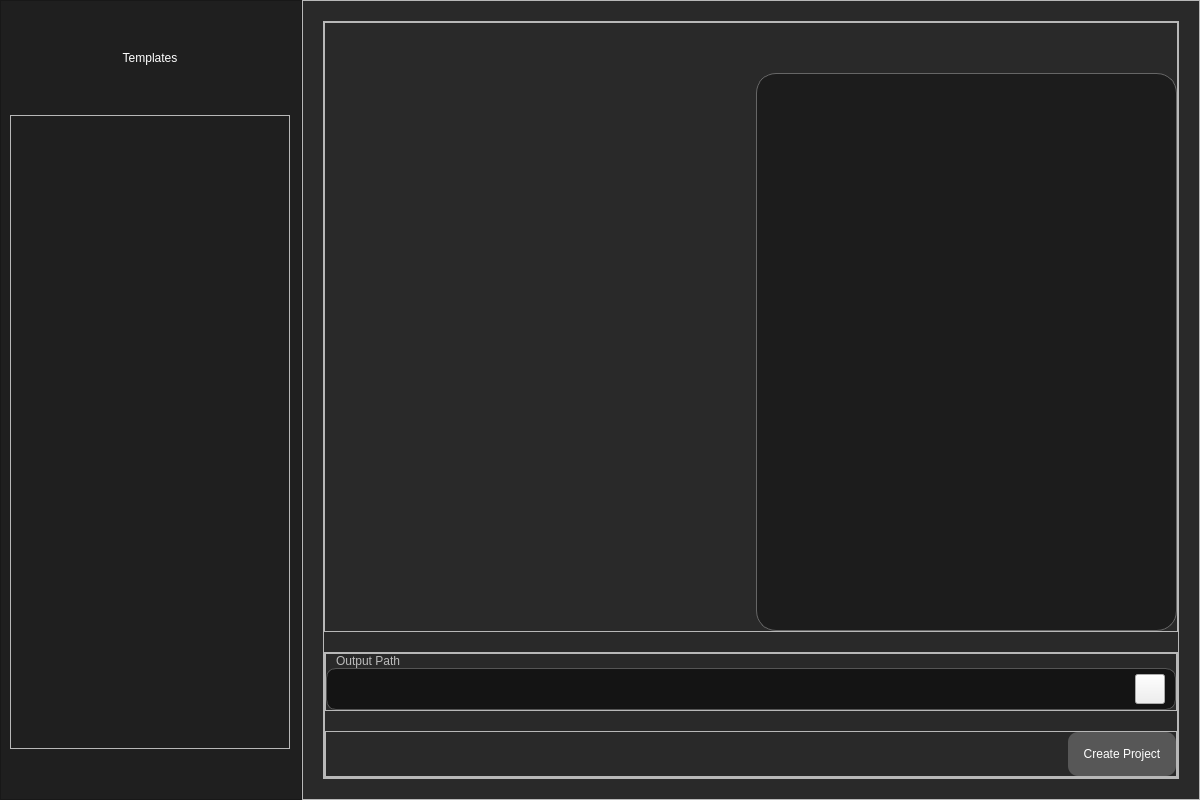
KrazyManJ/templatoron, file app/design/main_window.ui: the form before one commit.
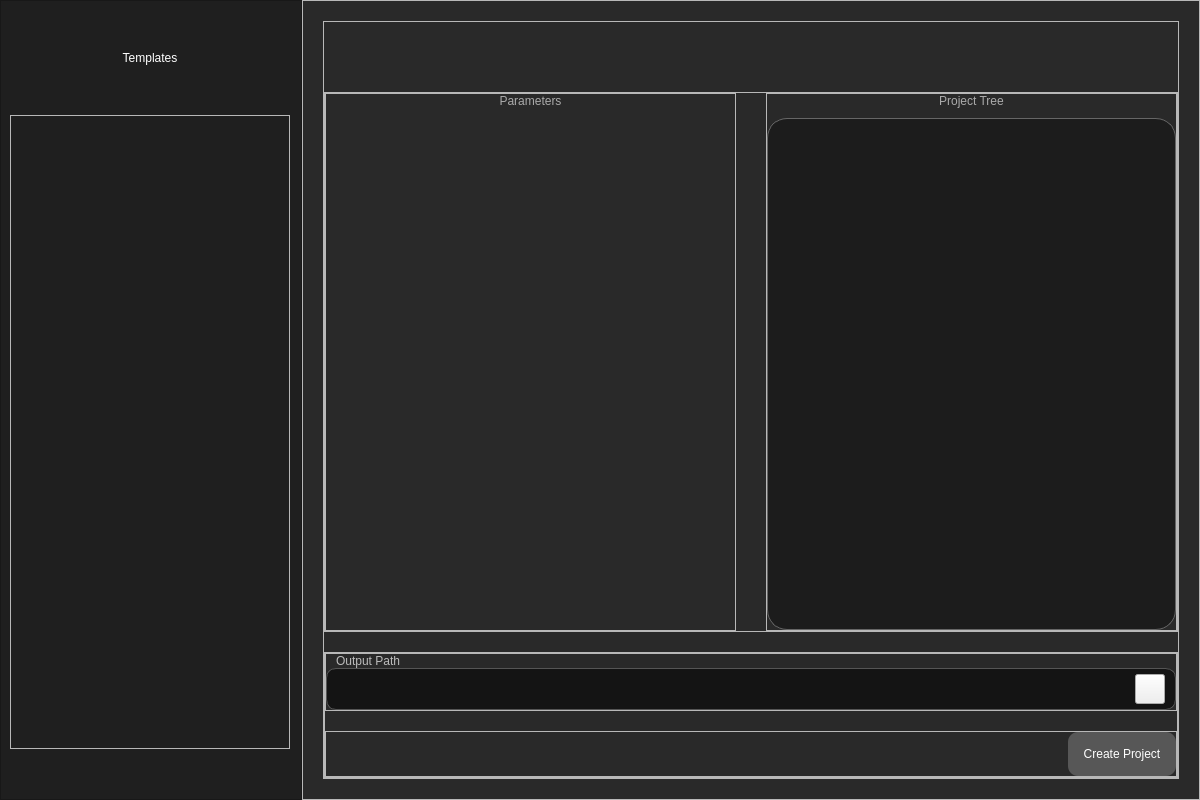
The form after the commit. Icons and pictures are not drawn.

```diff
--- a/app/design/main_window.ui
+++ b/app/design/main_window.ui
@@ -136,6 +136,10 @@
 #VariableListContent {
 	background: transparent;
 	border: none;
+}
+#DirectoryDisplayLabel, #VariableListLabel{
+	font: 13pt &quot;Inter&quot;;
+	color: #aaa;
 }</string>
   </property>
   <layout class="QHBoxLayout" name="horizontalLayout">
@@ -280,7 +284,7 @@
           <number>0</number>
          </property>
          <property name="topMargin">
-          <number>0</number>
+          <number>70</number>
          </property>
          <property name="rightMargin">
           <number>0</number>
@@ -296,7 +300,31 @@
            <property name="frameShadow">
             <enum>QFrame::Raised</enum>
            </property>
-           <layout class="QHBoxLayout" name="horizontalLayout_4" stretch="1,1">
+           <layout class="QHBoxLayout" name="horizontalLayout_4" stretch="0,0">
+            <property name="spacing">
+             <number>30</number>
+            </property>
+            <property name="leftMargin">
+             <number>0</number>
+            </property>
+            <property name="topMargin">
+             <number>0</number>
+            </property>
+            <property name="rightMargin">
+             <number>0</number>
+            </property>
+            <property name="bottomMargin">
+             <number>0</number>
+            </property>
+            <item>
+             <widget class="QFrame" name="VariableListHolder">
+              <property name="frameShape">
+               <enum>QFrame::StyledPanel</enum>
+              </property>
+              <property name="frameShadow">
+               <enum>QFrame::Raised</enum>
+              </property>
+              <layout class="QVBoxLayout" name="verticalLayout_9">
             <property name="spacing">
              <number>10</number>
             </property>
@@ -304,7 +332,7 @@
              <number>0</number>
             </property>
             <property name="topMargin">
-             <number>50</number>
+                <number>0</number>
             </property>
             <property name="rightMargin">
              <number>0</number>
@@ -312,6 +340,16 @@
             <property name="bottomMargin">
              <number>0</number>
             </property>
+               <item>
+                <widget class="QLabel" name="VariableListLabel">
+                 <property name="text">
+                  <string>Parameters</string>
+                 </property>
+                 <property name="alignment">
+                  <set>Qt::AlignCenter</set>
+                 </property>
+                </widget>
+               </item>
             <item>
              <widget class="QScrollArea" name="VariableList">
               <property name="widgetResizable">
@@ -322,7 +360,7 @@
                 <rect>
                  <x>0</x>
                  <y>0</y>
-                 <width>421</width>
+                    <width>409</width>
                  <height>16</height>
                 </rect>
                </property>
@@ -352,6 +390,43 @@
               </widget>
              </widget>
             </item>
+              </layout>
+             </widget>
+            </item>
+            <item>
+             <widget class="QFrame" name="DirectoryDisplayHolder">
+              <property name="frameShape">
+               <enum>QFrame::StyledPanel</enum>
+              </property>
+              <property name="frameShadow">
+               <enum>QFrame::Raised</enum>
+              </property>
+              <layout class="QVBoxLayout" name="verticalLayout_8">
+               <property name="spacing">
+                <number>10</number>
+               </property>
+               <property name="leftMargin">
+                <number>0</number>
+               </property>
+               <property name="topMargin">
+                <number>0</number>
+               </property>
+               <property name="rightMargin">
+                <number>0</number>
+               </property>
+               <property name="bottomMargin">
+                <number>0</number>
+               </property>
+               <item>
+                <widget class="QLabel" name="DirectoryDisplayLabel">
+                 <property name="text">
+                  <string>Project Tree</string>
+                 </property>
+                 <property name="alignment">
+                  <set>Qt::AlignCenter</set>
+                 </property>
+                </widget>
+               </item>
             <item>
              <widget class="QTreeWidget" name="DirectoryDisplay">
               <property name="verticalScrollBarPolicy">
@@ -383,6 +458,9 @@
                 <string>Name</string>
                </property>
               </column>
+                </widget>
+               </item>
+              </layout>
              </widget>
             </item>
            </layout>
```
Lines whose indentation alone changed are shown as unchanged.
